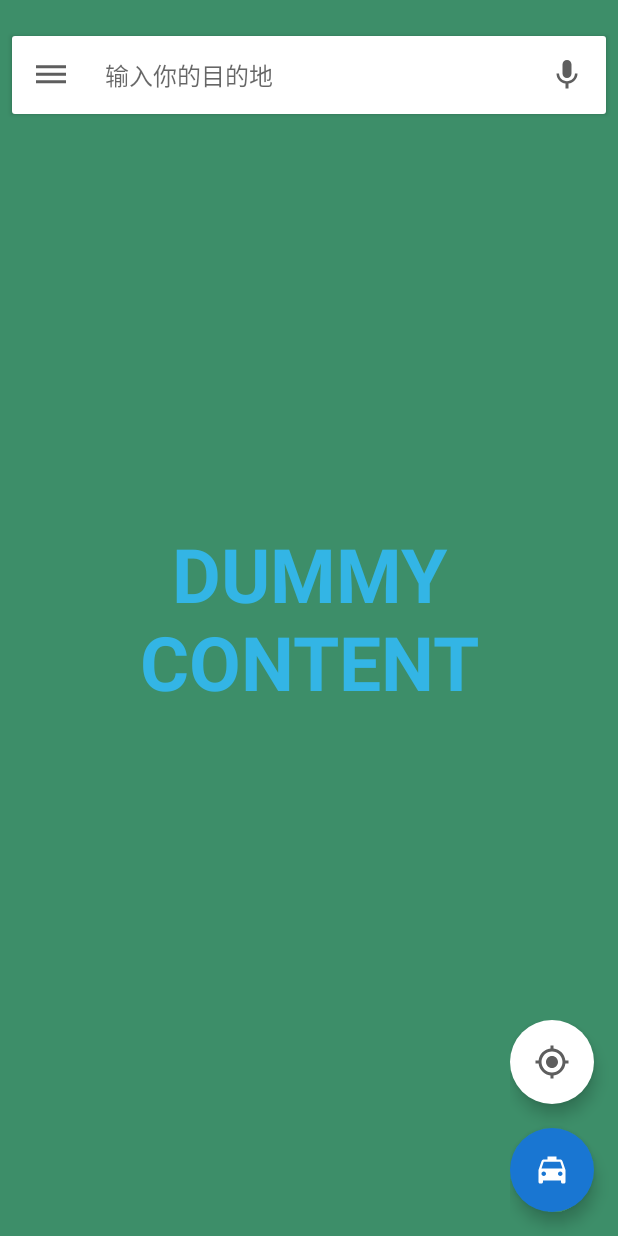
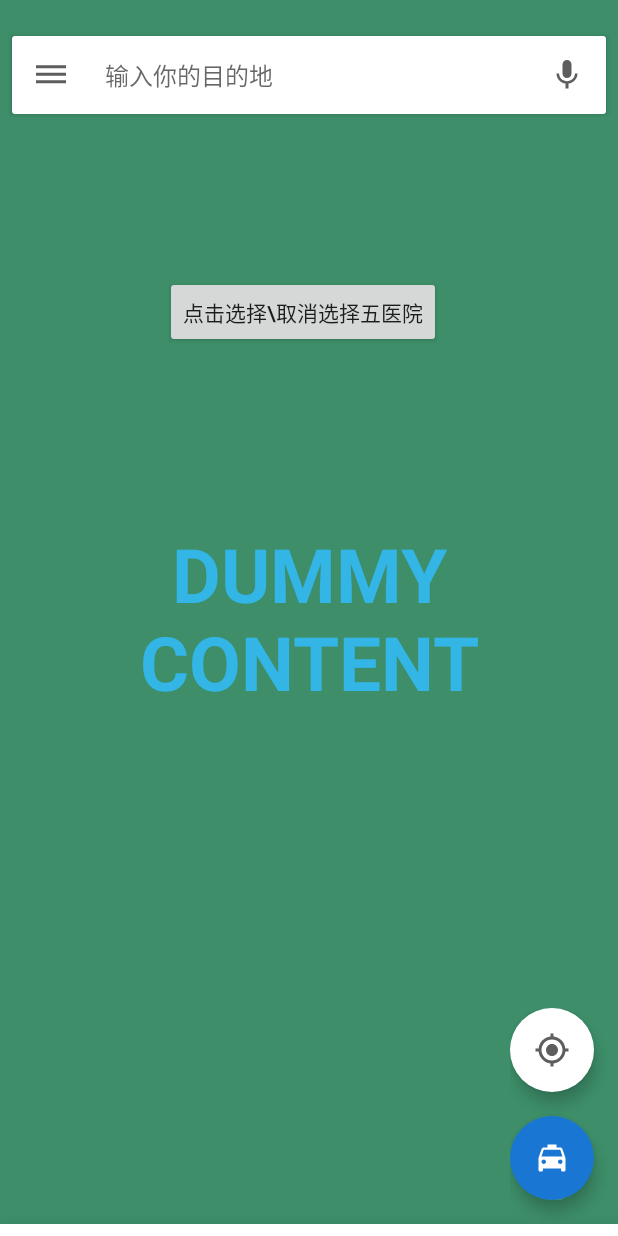
Before and after one commit to 599020328/everyday, an Android app: the MapActivity screen opened directly, with no data from a screen before it, on a phone screen of 412 x 824 dp. Run offline under Robolectric (Android 15) with nearby library versions, the light colour scheme and no system bars; libraries missing offline, so code that uses them is left out: com.pkmmte.view; 1 statement that could not run was skipped.

Commit message:
地图页面
TODO修改未同步，从地图activity返回，导航焦点存在bug，留在地图那个上面。

```diff
--- a/Weather/everyday/src/main/AndroidManifest.xml
+++ b/Weather/everyday/src/main/AndroidManifest.xml
@@ -61,6 +61,10 @@
         <activity
             android:name=".AnalyActivity"
             android:label="@string/title_activity_analy"
+            android:theme="@style/AppTheme.NoActionBar" />
+        <activity
+            android:name=".LineActivity"
+            android:label="@string/title_activity_line"
             android:theme="@style/AppTheme.NoActionBar"></activity>
     </application>
 
--- a/Weather/everyday/src/main/java/cc/yfree/yangf/everyday/MapActivity.java
+++ b/Weather/everyday/src/main/java/cc/yfree/yangf/everyday/MapActivity.java
@@ -1,5 +1,6 @@
 package cc.yfree.yangf.everyday;
 
+import android.animation.ObjectAnimator;
 import android.annotation.SuppressLint;
 import android.app.Activity;
 import android.content.Context;
@@ -15,13 +16,16 @@ import android.text.InputType;
 import android.view.Gravity;
 import android.view.MotionEvent;
 import android.view.View;
+import android.view.ViewGroup;
 import android.view.Window;
 import android.view.WindowManager;
 import android.view.animation.Animation;
 import android.view.animation.AnimationUtils;
 import android.view.inputmethod.EditorInfo;
 import android.view.inputmethod.InputMethodManager;
+import android.widget.Button;
 import android.widget.EditText;
+import android.widget.RelativeLayout;
 
 import com.pkmmte.view.CircularImageView;
 
@@ -49,6 +53,8 @@ public class MapActivity extends AppCompatActivity {
     private static final int UI_ANIMATION_DELAY = 300;
     private final Handler mHideHandler = new Handler();
     private View mContentView;
+    public static Activity MapActivity;
+
     private final Runnable mHidePart2Runnable = new Runnable() {
         @SuppressLint("InlinedApi")
         @Override
@@ -78,7 +84,7 @@ public class MapActivity extends AppCompatActivity {
 //            mControlsView.setVisibility(View.VISIBLE);
         }
     };
-    private boolean mVisible;
+    private boolean mVisible,isShow;
     private final Runnable mHideRunnable = new Runnable() {
         @Override
         public void run() {
@@ -89,6 +95,9 @@ public class MapActivity extends AppCompatActivity {
     private FloatingActionButton fab1;
     private FloatingActionButton fab2;
     private InputMethodManager inputmanger;
+    private View mbottom,floaticon,bottomView;
+    private Button mbutton;
+    private ObjectAnimator animator;
     /**
      * Touch listener to use for in-layout UI controls to delay hiding the
      * system UI. This is to prevent the jarring behavior of controls going away
@@ -107,10 +116,11 @@ public class MapActivity extends AppCompatActivity {
     @Override
     protected void onCreate(Bundle savedInstanceState) {
         super.onCreate(savedInstanceState);
-
+        MapActivity = this;
         setContentView(R.layout.drawerlayout_map);
 
         mVisible = true;
+        isShow   = false;
 //        mControlsView = findViewById(R.id.fullscreen_content_controls);
         mContentView = findViewById(R.id.fullscreen_content);
         mEditText = (EditText)findViewById(R.id.map_input);
@@ -118,7 +128,14 @@ public class MapActivity extends AppCompatActivity {
 
         fab1 = (FloatingActionButton)findViewById(R.id.fab1);
         fab2 = (FloatingActionButton)findViewById(R.id.fab2);
+        floaticon = findViewById(R.id.floaticon);
+        mbottom = findViewById(R.id.bottom);
+        bottomView = findViewById(R.id.bottom_all);
         inputmanger = (InputMethodManager) getSystemService(Context.INPUT_METHOD_SERVICE);
+
+        mbutton = (Button)findViewById(R.id.select);
+
+
 
 
         // Set up the user interaction to manually show or hide the system UI.
@@ -162,8 +179,24 @@ public class MapActivity extends AppCompatActivity {
             }
         });
 
+        mbutton.setOnClickListener(new View.OnClickListener() {
+            @Override
+            public void onClick(View view) {
+                toggleSelect();
+            }
+        });
+
+
     }
 
+    /*销毁其他activity*/
+
+    @Override
+    protected void onResume() {
+        super.onResume();
+        Activity.onDestory()
+        getLocalActivityManager().destroyActivity("string id", true);
+    }
     /*默认隐藏*/
 //    @Override
 //    protected void onPostCreate(Bundle savedInstanceState) {
@@ -175,7 +208,7 @@ public class MapActivity extends AppCompatActivity {
 //        delayedHide(100);
 //    }
 
-    /*默认取消焦点*/
+    /*默认取消焦点,隐藏bottom*/
     @Override
     protected void onPostCreate(Bundle savedInstanceState) {
         super.onPostCreate(savedInstanceState);
@@ -191,6 +224,29 @@ public class MapActivity extends AppCompatActivity {
         }
     }
 
+    private void toggleSelect() {
+        if (isShow) {
+            WindowManager wm = this.getWindowManager();
+            int height = wm.getDefaultDisplay().getHeight();
+            float heightChange = height*0.116f;
+            animator = ObjectAnimator.ofFloat(bottomView, "translationY",  0);
+            animator.setDuration(400);
+            animator.start();
+            isShow = false;
+        } else {
+            WindowManager wm = this.getWindowManager();
+            int height = wm.getDefaultDisplay().getHeight();
+            float heightChange = height*0.116f;
+            animator = ObjectAnimator.ofFloat(bottomView, "translationY", -heightChange);
+            animator.setDuration(400);
+            animator.start();
+            if (!mVisible) {
+                show();
+            }
+            isShow = true;
+        }
+    }
+
     private void hide() {
 
 //        mControlsView.setVisibility(View.GONE);
@@ -199,9 +255,19 @@ public class MapActivity extends AppCompatActivity {
         Animation animation = AnimationUtils.loadAnimation(this, R.anim.animation_down_to_up);
         mEditText.startAnimation(animation);
         mEditText.setVisibility(View.GONE);
-        fab1.setVisibility(View.GONE);
-        fab2.setVisibility(View.GONE);
+        animator = ObjectAnimator.ofFloat(floaticon, "alpha", 1f, 0f);
+        animator.setDuration(300);
+        animator.start();
 
+        if (isShow) {
+            WindowManager wm = this.getWindowManager();
+            int height = wm.getDefaultDisplay().getHeight();
+            float heightChange = height * 0.116f;
+            animator = ObjectAnimator.ofFloat(bottomView, "translationY", 0);
+            animator.setDuration(400);
+            animator.start();
+            isShow = false;
+        }
         mVisible = false;
 
         // Schedule a runnable to remove the status and navigation bar after a delay
@@ -220,11 +286,19 @@ public class MapActivity extends AppCompatActivity {
         mEditText.startAnimation(animation);
         mEditText.setVisibility(View.VISIBLE);
 
-        animation = AnimationUtils.loadAnimation(this, R.anim.float_show);
-        fab1.startAnimation(animation);
-        fab2.startAnimation(animation);
-        fab1.setVisibility(View.VISIBLE);
-        fab2.setVisibility(View.VISIBLE);
+        animator = ObjectAnimator.ofFloat(floaticon, "alpha", 0f, 1f);
+        animator.setDuration(300);
+        animator.start();
+
+//        if (isShow){
+//            RelativeLayout.LayoutParams lp1 = new RelativeLayout.LayoutParams(
+//                    ViewGroup.LayoutParams.WRAP_CONTENT, ViewGroup.LayoutParams.WRAP_CONTENT);
+//            lp1.addRule(RelativeLayout.ABOVE, R.id.bottom);//设置在bottom上方
+//            lp1.addRule(RelativeLayout.ALIGN_PARENT_RIGHT);//设置贴紧右边
+//            floaticon.setLayoutParams(lp1);//动态改变布局
+//        }
+
+
 
         mVisible = true;
 
--- a/Weather/everyday/src/main/java/cc/yfree/yangf/everyday/TodoActivity.java
+++ b/Weather/everyday/src/main/java/cc/yfree/yangf/everyday/TodoActivity.java
@@ -1,5 +1,6 @@
 package cc.yfree.yangf.everyday;
 
+import android.app.Activity;
 import android.content.Intent;
 import android.os.Bundle;
 import android.support.design.widget.FloatingActionButton;
@@ -35,14 +36,17 @@ public class TodoActivity extends AppCompatActivity {
      */
     private SectionsPagerAdapter mSectionsPagerAdapter;
 
+
     /**
      * The {@link ViewPager} that will host the section contents.
      */
     private ViewPager mViewPager;
+    public static Activity TodoActivity;
 
     @Override
     protected void onCreate(Bundle savedInstanceState) {
         super.onCreate(savedInstanceState);
+        TodoActivity = this;
         setContentView(R.layout.drawlayout_todo);
 
         Toolbar toolbar = (Toolbar) findViewById(R.id.toolbar);
--- a/Weather/everyday/src/main/java/cc/yfree/yangf/everyday/WeatherActivity_.java
+++ b/Weather/everyday/src/main/java/cc/yfree/yangf/everyday/WeatherActivity_.java
@@ -1,5 +1,6 @@
 package cc.yfree.yangf.everyday;
 
+import android.app.Activity;
 import android.content.Intent;
 import android.os.Bundle;
 import android.support.v4.app.Fragment;
@@ -43,6 +44,7 @@ public class WeatherActivity_ extends AppCompatActivity {
      * The {@link ViewPager} that will host the section contents.
      */
     private ViewPager mViewPager;
+    public static Activity WeatherActivity;
 
     TodayFragment todayFragment = new TodayFragment();
     FifteenFragment fifteenFragment = new FifteenFragment();
@@ -54,6 +56,7 @@ public class WeatherActivity_ extends AppCompatActivity {
     protected void onCreate(Bundle savedInstanceState) {
         LayoutInflaterCompat.setFactory(getLayoutInflater(), new IconicsLayoutInflater(getDelegate()));
         super.onCreate(savedInstanceState);
+        WeatherActivity = this;
         setContentView(R.layout.drawerlayout_weather_);
 
         Toolbar toolbar = (Toolbar) findViewById(R.id.toolbar);
--- a/Weather/everyday/src/main/res/layout/activity_map.xml
+++ b/Weather/everyday/src/main/res/layout/activity_map.xml
@@ -1,4 +1,4 @@
-<FrameLayout xmlns:android="http://schemas.android.com/apk/res/android"
+<RelativeLayout xmlns:android="http://schemas.android.com/apk/res/android"
     xmlns:tools="http://schemas.android.com/tools"
     android:layout_width="match_parent"
     android:layout_height="match_parent"
@@ -40,10 +40,30 @@
 
     <!-- This FrameLayout insets its children based on system windows using
          android:fitsSystemWindows. -->
-   <LinearLayout
+
+
+    <Button
+        android:id="@+id/select"
+        android:layout_marginTop="184dp"
+        android:layout_marginLeft="110dp"
         android:layout_width="wrap_content"
         android:layout_height="wrap_content"
-       android:layout_gravity="bottom|end"
+        android:text="点击选择\\取消选择五医院"/>
+
+    <RelativeLayout
+        android:id="@+id/bottom_all"
+        android:layout_width="match_parent"
+        android:layout_height="wrap_content"
+        android:orientation="vertical"
+        android:layout_alignParentTop="true"
+        android:layout_alignParentStart="true"
+        android:layout_marginBottom="-81dp">
+        <LinearLayout
+            android:id="@+id/floaticon"
+            android:layout_width="wrap_content"
+            android:layout_height="wrap_content"
+            android:layout_above="@+id/bottom"
+            android:layout_alignParentRight="true"
             android:orientation="vertical">
 
             <!--定位   -->
@@ -73,4 +93,30 @@
                 app:rippleColor="#4c000000" />
         </LinearLayout>
 
-</FrameLayout>
+        <LinearLayout
+            android:id="@+id/bottom"
+            android:layout_width="match_parent"
+            android:layout_height="wrap_content"
+            android:padding="16dp"
+            android:background="@color/white"
+            android:orientation="vertical"
+            android:elevation="20dp"
+            android:layout_alignParentBottom="true"
+            android:layout_alignParentStart="true">
+            <TextView
+                android:layout_width="wrap_content"
+                android:layout_height="wrap_content"
+                android:text="第五人民医院"
+                android:textSize="18dp"
+                android:textColor="@color/primary_text"
+                android:paddingBottom="8dp"/>
+            <TextView
+                android:layout_width="wrap_content"
+                android:layout_height="wrap_content"
+                android:text="15km"
+                android:textSize="16dp"
+                android:textColor="@color/secondry_text"/>
+        </LinearLayout>
+    </RelativeLayout>
+
+</RelativeLayout>
--- a/Weather/everyday/src/main/res/values/strings.xml
+++ b/Weather/everyday/src/main/res/values/strings.xml
@@ -110,4 +110,8 @@
     <string name="fabs_todo">{cmd_plus}</string>
     <string name="title_activity_add">AddActivity</string>
     <string name="title_activity_analy">AnalyActivity</string>
+    <string name="title_activity_line">LineActivity</string>
+    <string name="car_time">{cmd_car}  29分钟</string>
+    <string name="train_time">{cmd_train}  2时1分钟</string>
+    <string name="walk_time">{cmd_walk}  58分钟</string>
 </resources>
--- a/Weather/everyday/src/main/res/values/styles.xml
+++ b/Weather/everyday/src/main/res/values/styles.xml
@@ -56,5 +56,4 @@
 </resources>
 
 
-<!--<item name="android:windowTranslucentStatus">true</item>-->
-<!--<item name="android:windowTranslucentNavigation">true</item>-->
+    <!--<item name="android:windowTranslucentStatus">true</item>--><!--<item name="android:windowTranslucentNavigation">true</item>-->
```
Also changed, not shown: Weather/everyday/src/main/java/cc/yfree/yangf/everyday/HomeActivity.java (+10 -1 lines), Weather/everyday/src/main/java/cc/yfree/yangf/everyday/LineActivity.java (added, +159 -0 lines), Weather/everyday/src/main/res/anim/bottom_down_to_up.xml (added, +14 -0 lines), Weather/everyday/src/main/res/anim/bottom_up_to_down.xml (added, +14 -0 lines), Weather/everyday/src/main/res/layout/activity_line.xml (added, +73 -0 lines), Weather/everyday/src/main/res/layout/fragment_line.xml (added, +16 -0 lines), Weather/everyday/src/main/res/menu/menu_line.xml (added, +10 -0 lines). Lines whose indentation alone changed are shown as unchanged.
